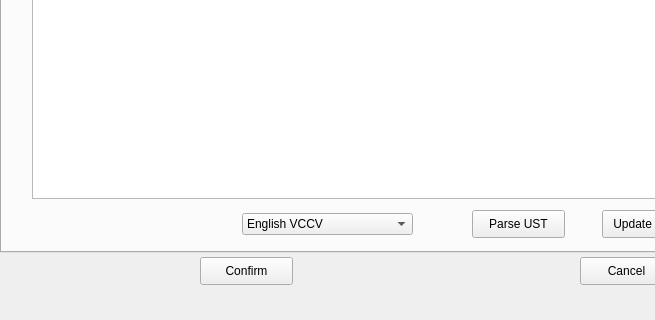
Before: the Qt Designer form parserUI.ui in APDignan/LyricParserPython, drawn with Qt 5; both pictures show x 0 to 655 and y 367 to 687 of the 870 by 687 pixel window.
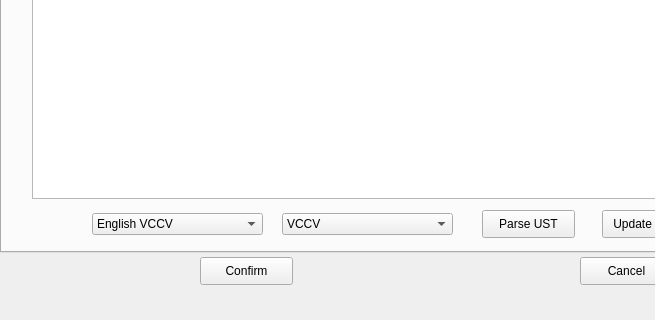
After: the same form once the commit is applied.

Commit message: Generic Language Parsing + Bug Fixes

The edit to the form file:
```diff
--- a/parserUI.ui
+++ b/parserUI.ui
@@ -66,7 +66,7 @@
      <widget class="QPushButton" name="btnParse">
       <property name="geometry">
        <rect>
-        <x>470</x>
+        <x>480</x>
         <y>532</y>
         <width>93</width>
         <height>28</height>
@@ -76,10 +76,10 @@
        <string>Parse UST</string>
       </property>
      </widget>
-     <widget class="QComboBox" name="cmbLanguageSetting">
+     <widget class="QComboBox" name="cmbLanguage">
       <property name="geometry">
        <rect>
-        <x>240</x>
+        <x>90</x>
         <y>535</y>
         <width>171</width>
         <height>22</height>
@@ -104,6 +104,21 @@
        <string>Update Table</string>
       </property>
      </widget>
+     <widget class="QComboBox" name="cmbLanguageSetting">
+      <property name="geometry">
+       <rect>
+        <x>280</x>
+        <y>535</y>
+        <width>171</width>
+        <height>22</height>
+       </rect>
+      </property>
+      <item>
+       <property name="text">
+        <string>VCCV</string>
+       </property>
+      </item>
+     </widget>
     </widget>
     <widget class="QWidget" name="tabError">
      <attribute name="title">
```
The commit also changes 25 other files.
